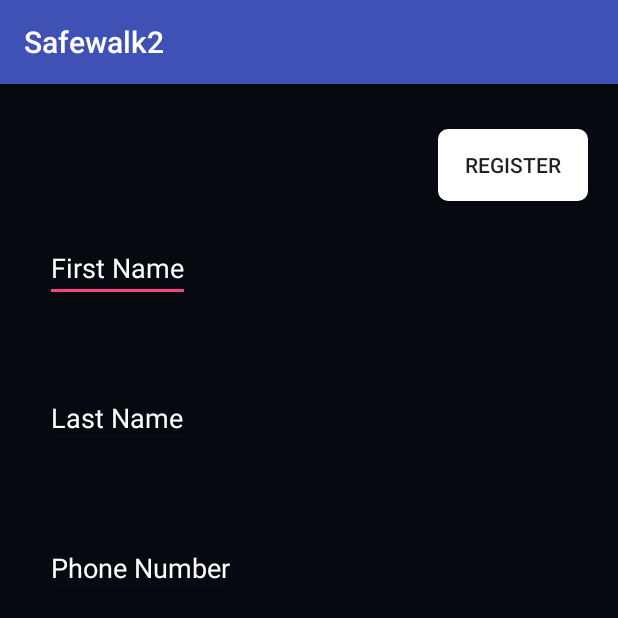
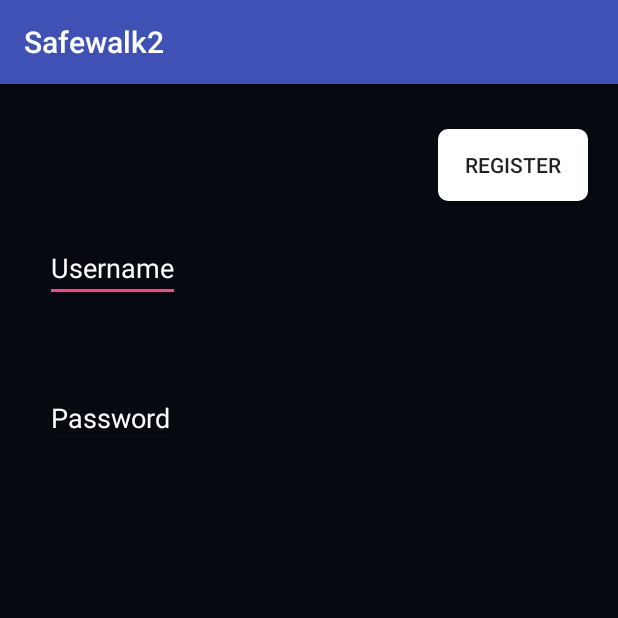
Before and after one commit to joeconstan/Safewalk3, an Android app: the UserAccount screen opened directly, with no data from a screen before it, on a phone screen of 412 x 824 dp. Shown: the top 618 px of the screen. Run offline under Robolectric (Android 15) with nearby library versions, the phone set to English and light mode, and no system bars.

Commit message:
progress.3

```diff
--- a/app/src/main/AndroidManifest.xml
+++ b/app/src/main/AndroidManifest.xml
@@ -19,6 +19,7 @@
     <activity android:name=".Details"></activity>
     <activity android:name=".LocationDeliverous"></activity>
     <activity android:name=".UserAccount"></activity>
+    <activity android:name=".Register"></activity>
 
 
     </application>
--- a/app/src/main/java/com/example/joseph/safewalk2/UserAccount.java
+++ b/app/src/main/java/com/example/joseph/safewalk2/UserAccount.java
@@ -2,8 +2,11 @@ package com.example.joseph.safewalk2;
 
 
 
+import android.content.Intent;
 import android.os.Bundle;
 import android.support.v7.app.AppCompatActivity;
+import android.view.View;
+import android.widget.Button;
 
 public class UserAccount extends AppCompatActivity{
 
@@ -12,6 +15,14 @@ public class UserAccount extends AppCompatActivity{
         super.onCreate(savedInstanceState);
         setContentView(R.layout.user_account);
 
+        Button registerButton = (Button) findViewById(R.id.registerButton);
+        registerButton.setOnClickListener(new View.OnClickListener() {
+            @Override
+            public void onClick(View v) {
+                Intent inten = new Intent(v.getContext(), Register.class);
+                startActivity(inten);
+            }
+        });
 
 
     }
--- a/app/src/main/res/layout/user_account.xml
+++ b/app/src/main/res/layout/user_account.xml
@@ -21,10 +21,10 @@
     <EditText
         android:layout_width="wrap_content"
         android:layout_height="wrap_content"
-        android:hint="First Name"
+        android:hint="Username"
         android:textColorHint="#FFFFFF"
         android:textColor="#FFFFFF"
-        android:id="@+id/firstName"
+        android:id="@+id/username"
         android:layout_marginTop="100sp"
         android:layout_marginLeft="30sp"
 
@@ -36,26 +36,11 @@
     <EditText
         android:layout_width="wrap_content"
         android:layout_height="wrap_content"
-        android:hint="Last Name"
+        android:hint="Password"
         android:textColorHint="#FFFFFF"
         android:textColor="#FFFFFF"
-        android:id="@+id/lastName"
+        android:id="@+id/password"
         android:layout_marginTop="200sp"
-        android:layout_marginLeft="30sp"
-
-
-        />
-
-
-
-    <EditText
-        android:layout_width="wrap_content"
-        android:layout_height="wrap_content"
-        android:hint="Phone Number"
-        android:textColorHint="#FFFFFF"
-        android:textColor="#FFFFFF"
-        android:id="@+id/phoneNumber"
-        android:layout_marginTop="300sp"
         android:layout_marginLeft="30sp"
 
 
```
Also changed, not shown: app/src/main/java/com/example/joseph/safewalk2/Register.java (added, +10 -0 lines), app/src/main/res/layout/register.xml (added, +12 -0 lines).
